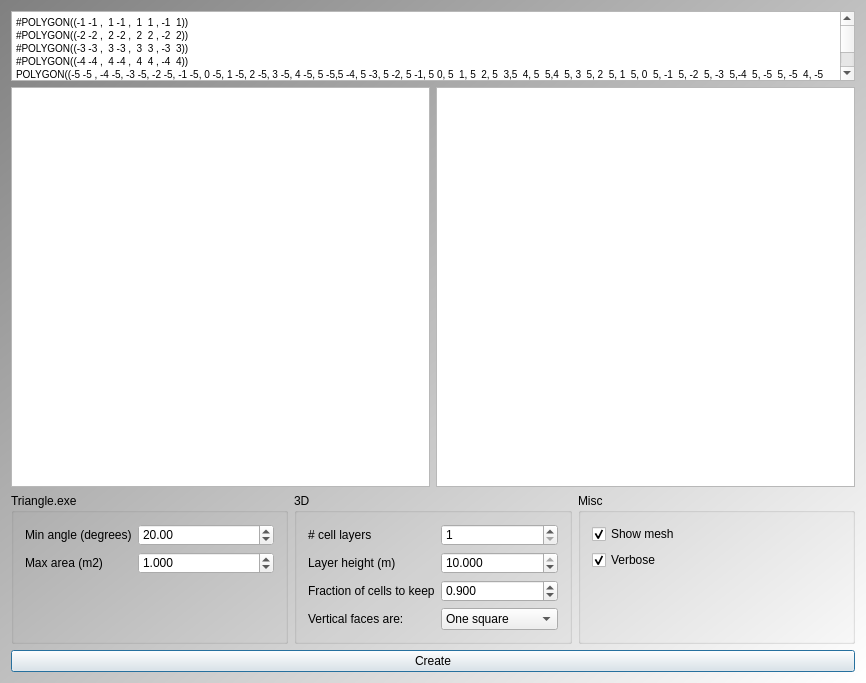
Before: the Qt Designer form Tools/ToolTriangleMeshCreator/qttrianglemeshcreatormaindialog.ui in richelbilderbeek/ProjectRichelBilderbeek, drawn with Qt 5.
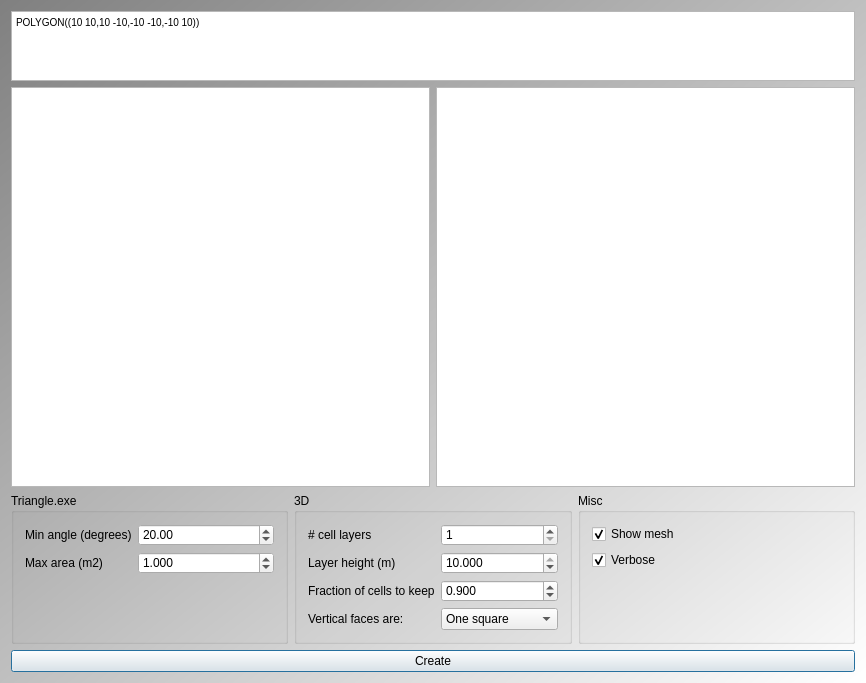
After: the same form once the commit is applied. Icons and pictures are not drawn. Custom widgets are drawn as their Qt base class.

```diff
--- a/Tools/ToolTriangleMeshCreator/qttrianglemeshcreatormaindialog.ui
+++ b/Tools/ToolTriangleMeshCreator/qttrianglemeshcreatormaindialog.ui
@@ -50,11 +50,9 @@
       </sizepolicy>
      </property>
      <property name="plainText">
-      <string>#POLYGON((-1 -1 ,  1 -1 ,  1  1 , -1  1))
-#POLYGON((-2 -2 ,  2 -2 ,  2  2 , -2  2))
-#POLYGON((-3 -3 ,  3 -3 ,  3  3 , -3  3))
-#POLYGON((-4 -4 ,  4 -4 ,  4  4 , -4  4))
-POLYGON((-5 -5 , -4 -5, -3 -5, -2 -5, -1 -5, 0 -5, 1 -5, 2 -5, 3 -5, 4 -5, 5 -5,5 -4, 5 -3, 5 -2, 5 -1, 5 0, 5  1, 5  2, 5  3,5  4, 5  5,4  5, 3  5, 2  5, 1  5, 0  5, -1  5, -2  5, -3  5,-4  5, -5  5, -5  4, -5  3, -5  2, -5  1, -5  0, -5 -1, -5 -2, -5 -3,-5 -4))</string>
+      <string>POLYGON((10 10,10 -10,-10 -10,-10 10))
+
+</string>
      </property>
     </widget>
    </item>
```
